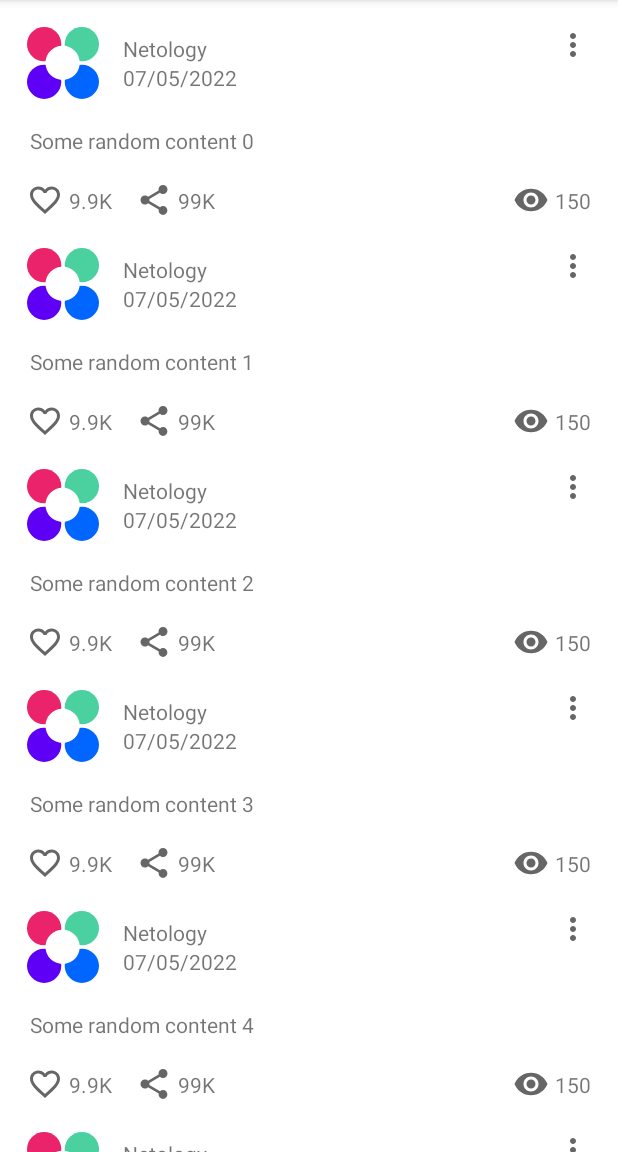
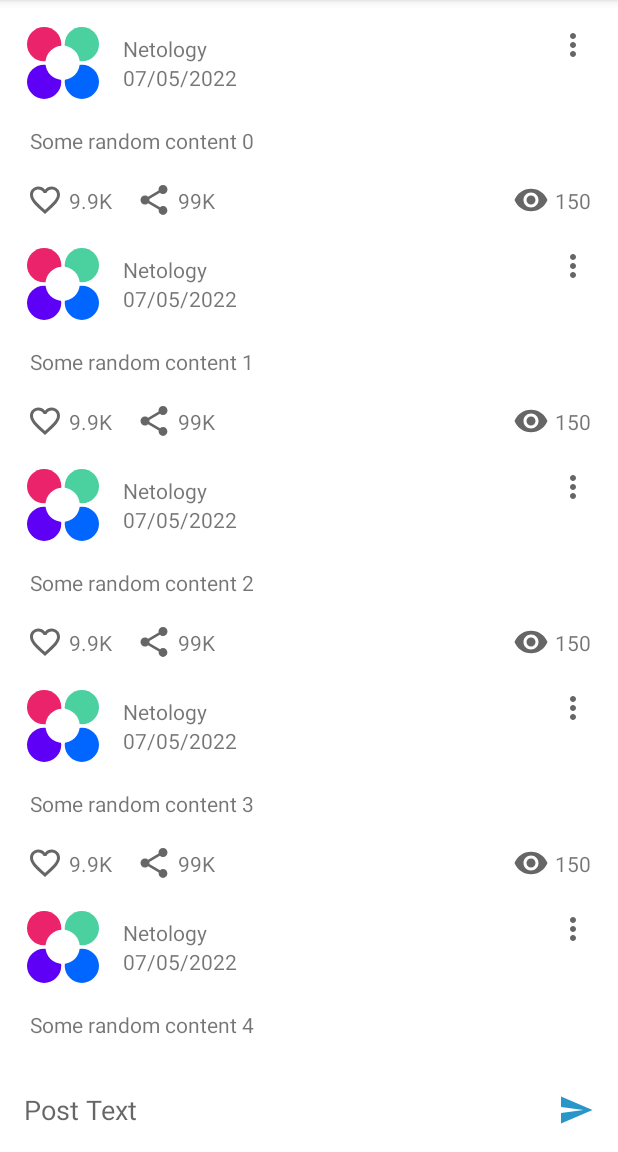
Before and after one commit to fanfars/NMedia, an Android app: the screen it shows after launch (MainActivity), on a phone screen of 412 x 824 dp, the part 84-1236 px from its top. Run offline under Robolectric (Android 15) with nearby library versions, the phone set to English and light mode, and no system bars.

Commit message:
added CRUD

```diff
--- a/app/src/main/java/ru/netology/nmedia/MainActivity.kt
+++ b/app/src/main/java/ru/netology/nmedia/MainActivity.kt
@@ -1,10 +1,13 @@
 package ru.netology.nmedia
 
 import android.os.Bundle
+import android.view.View
 import androidx.activity.viewModels
 import androidx.appcompat.app.AppCompatActivity
-import ru.netology.nmedia.data.impl.PostsAdapter
+import ru.netology.nmedia.adapter.PostsAdapter
 import ru.netology.nmedia.databinding.ActivityMainBinding
+import ru.netology.nmedia.util.hideKeyboard
+import ru.netology.nmedia.util.showKeyboard
 import ru.netology.nmedia.viewModel.PostViewModel
 
 class MainActivity : AppCompatActivity() {
@@ -17,11 +20,42 @@ class MainActivity : AppCompatActivity() {
         val binding = ActivityMainBinding.inflate(layoutInflater)
         setContentView(binding.root)
 
-        val adapter = PostsAdapter({ viewModel.onLikeClicked(it)}, {viewModel.onShareClicked(it)}, {viewModel.onViewClicked(it)})
+        val adapter = PostsAdapter(viewModel)
         binding.postRecyclerView.adapter = adapter
 
         viewModel.data.observe(this) { posts ->
             adapter.submitList(posts)
+
         }
+
+        binding.undoButton.setOnClickListener {
+            viewModel.onUndoClicked()
+        }
+
+        binding.sendContentButton.setOnClickListener {
+            with(binding.contentEditText) {
+                val content = text.toString()
+                viewModel.onSaveButtonClicked(content)
+            }
+        }
+
+        viewModel.currentPost.observe(this) { currentPost ->
+            with(binding) {
+                val content = currentPost?.content
+                contentEditText.setText(content)
+                if (content != null) {
+                    contentEditText.requestFocus()
+                    contentEditText.showKeyboard()
+                    editGroup.visibility = View.VISIBLE
+                } else {
+                    contentEditText.clearFocus()
+                    contentEditText.hideKeyboard()
+                    editGroup.visibility = View.GONE
+                }
+
+            }
+
+        }
+
     }
 }
--- /dev/null
+++ b/app/src/main/java/ru/netology/nmedia/adapter/PostInteractionListener.kt
@@ -0,0 +1,13 @@
+package ru.netology.nmedia.adapter
+
+import ru.netology.nmedia.dto.Post
+
+interface PostInteractionListener {
+
+    fun onLikeClicked(post: Post)
+    fun onShareClicked(post: Post)
+    fun onViewClicked(post: Post)
+    fun onRemoveClicked(post: Post)
+    fun onEditClicked(post: Post)
+    fun onUndoClicked()
+}
--- /dev/null
+++ b/app/src/main/java/ru/netology/nmedia/adapter/PostsAdapter.kt
@@ -0,0 +1,94 @@
+package ru.netology.nmedia.adapter
+
+import android.view.LayoutInflater
+import android.view.ViewGroup
+import android.widget.PopupMenu
+import androidx.annotation.DrawableRes
+import androidx.recyclerview.widget.DiffUtil
+import androidx.recyclerview.widget.ListAdapter
+import androidx.recyclerview.widget.RecyclerView
+import ru.netology.nmedia.R
+import ru.netology.nmedia.databinding.PostBinding
+import ru.netology.nmedia.dto.Post
+import ru.netology.nmedia.dto.countFormat
+
+
+internal class PostsAdapter(
+    private val interactionListener: PostInteractionListener
+) : ListAdapter<Post, PostsAdapter.ViewHolder>(DiffCallback) {
+
+
+    override fun onCreateViewHolder(parent: ViewGroup, viewType: Int): ViewHolder {
+        val inflater = LayoutInflater.from(parent.context)
+        val binding = PostBinding.inflate(inflater, parent, false)
+        return ViewHolder(binding, interactionListener)
+    }
+
+    override fun onBindViewHolder(holder: ViewHolder, position: Int) {
+        holder.bind(getItem(position))
+    }
+
+
+    class ViewHolder(
+        private val binding: PostBinding,
+        listener: PostInteractionListener
+    ) : RecyclerView.ViewHolder(binding.root) {
+
+        private lateinit var post: Post
+
+        private val popupMenu by lazy {
+            PopupMenu(itemView.context, binding.menu).apply {
+                inflate(R.menu.options_post)
+                setOnMenuItemClickListener { menuItem ->
+                    when (menuItem.itemId) {
+                        R.id.remove -> {
+                            listener.onRemoveClicked(post)
+                            true
+                        }
+                        R.id.edit -> {
+                            listener.onEditClicked(post)
+                            true
+                        }
+                        else -> false
+                    }
+                }
+            }
+        }
+
+        init {
+            binding.likesButton.setOnClickListener { listener.onLikeClicked(post) }
+            binding.shareButton.setOnClickListener { listener.onShareClicked(post) }
+            binding.viewsButton.setOnClickListener { listener.onViewClicked(post) }
+        }
+
+        fun bind(post: Post) {
+            this.post = post
+
+            with(binding) {
+                author.text = post.author
+                content.text = post.content
+                published.text = post.published
+                likesCount.text = countFormat(post.likes)
+                sharesCount.text = countFormat(post.shares)
+                viewsCount.text = countFormat(post.views)
+                likesButton.setImageResource(getLikeIconResId(post.likedByMe))
+                menu.setOnClickListener {
+                    popupMenu.show()
+                }
+            }
+        }
+
+        @DrawableRes
+        private fun getLikeIconResId(liked: Boolean) =
+            if (liked) R.drawable.ic_baseline_favorite_24 else R.drawable.ic_baseline_favorite_border_24dp
+    }
+
+    private object DiffCallback : DiffUtil.ItemCallback<Post>() {
+        override fun areItemsTheSame(oldItem: Post, newItem: Post): Boolean =
+            oldItem.id == newItem.id
+
+        override fun areContentsTheSame(oldItem: Post, newItem: Post): Boolean =
+            oldItem == newItem
+    }
+
+}
--- a/app/src/main/java/ru/netology/nmedia/data/impl/InMemoryPostRepository.kt
+++ b/app/src/main/java/ru/netology/nmedia/data/impl/InMemoryPostRepository.kt
@@ -6,11 +6,13 @@ import ru.netology.nmedia.dto.Post
 
 class InMemoryPostRepository : PostRepository {
 
+    private var nextId = GENERATED_POSTS_AMOUNT.toLong()
+
     private val posts
         get() = checkNotNull(data.value) { "Data value should not be null" }
 
     override val data = MutableLiveData(
-        List(100) { index ->
+        List(GENERATED_POSTS_AMOUNT) { index ->
             Post(
                 id = index + 1L,
                 author = "Netology",
@@ -48,5 +50,28 @@ class InMemoryPostRepository : PostRepository {
         }
     }
 
+    override fun delete(postId: Long) {
+        data.value = posts.filterNot { it.id == postId }
+    }
+
+    override fun save(post: Post) {
+        if (post.id == PostRepository.NEW_POST_ID) insert(post) else update(post)
+    }
+
+    private fun update(post: Post) {
+        data.value = posts.map {
+            if (it.id == post.id) post else it
+        }
+    }
+
+    private fun insert(post: Post) {
+        data.value = listOf(
+            post.copy(id = ++nextId)
+        ) + posts
+    }
+
+    private companion object {
+        const val GENERATED_POSTS_AMOUNT = 5
+    }
 
 }
--- a/app/src/main/java/ru/netology/nmedia/data/impl/PostsAdapter.kt
+++ /dev/null
@@ -1,76 +0,0 @@
-package ru.netology.nmedia.data.impl
-
-import android.view.LayoutInflater
-import android.view.ViewGroup
-import androidx.annotation.DrawableRes
-import androidx.recyclerview.widget.DiffUtil
-import androidx.recyclerview.widget.ListAdapter
-import androidx.recyclerview.widget.RecyclerView
-import ru.netology.nmedia.R
-import ru.netology.nmedia.databinding.PostBinding
-import ru.netology.nmedia.dto.Post
-import ru.netology.nmedia.dto.countFormat
-import kotlin.properties.Delegates
-
-typealias OnPostClicked = (Post) -> Unit
-
-internal class PostsAdapter(
-    private val onLikeClicked: OnPostClicked,
-    private val onShareClicked: OnPostClicked,
-    private val onViewClicked: OnPostClicked
-   ) : ListAdapter<Post, PostsAdapter.ViewHolder>(DiffCallback) {
-
-    var posts: List<Post> by Delegates.observable(emptyList()) { _, _, _ ->
-        notifyDataSetChanged()
-    }
-
-    override fun onCreateViewHolder(parent: ViewGroup, viewType: Int): ViewHolder {
-        val inflater = LayoutInflater.from(parent.context)
-        val binding = PostBinding.inflate(inflater, parent, false)
-        return ViewHolder(binding)
-    }
-
-    override fun onBindViewHolder(holder: ViewHolder, position: Int) {
-        holder.bind(getItem(position))
-    }
-
-
-    inner class ViewHolder(
-        private val binding: PostBinding
-
-    ) : RecyclerView.ViewHolder(binding.root) {
-
-        fun bind(post: Post) = with(binding) {
-            author.text = post.author
-            content.text = post.content
-            published.text = post.published
-            likesCount.text = countFormat(post.likes)
-            sharesCount.text = countFormat(post.shares)
-            viewsCount.text = countFormat(post.views)
-            likesButton.setImageResource(getLikeIconResId(post.likedByMe))
-            likesButton.setOnClickListener {
-                onLikeClicked(post)
-            }
-            shareButton.setOnClickListener {
-                onShareClicked(post)
-            }
-            viewsButton.setOnClickListener {
-                onViewClicked(post)
-            }
-
-        }
-
-        @DrawableRes
-        private fun getLikeIconResId(liked: Boolean) =
-            if (liked) R.drawable.ic_baseline_favorite_24 else R.drawable.ic_baseline_favorite_border_24dp
-    }
-
-    private object DiffCallback : DiffUtil.ItemCallback<Post>() {
-        override fun areItemsTheSame(oldItem: Post, newItem: Post): Boolean =
-            oldItem.id == newItem.id
-
-        override fun areContentsTheSame(oldItem: Post, newItem: Post): Boolean =
-            oldItem == newItem
-    }
-
-}
--- /dev/null
+++ b/app/src/main/java/ru/netology/nmedia/util/Views.kt
@@ -0,0 +1,15 @@
+package ru.netology.nmedia.util
+
+import android.content.Context
+import android.view.View
+import android.view.inputmethod.InputMethodManager
+
+internal fun View.hideKeyboard() {
+    val imm = context.getSystemService(Context.INPUT_METHOD_SERVICE) as InputMethodManager
+    imm.hideSoftInputFromWindow(windowToken, /*flags=*/ 0)
+}
+
+internal fun View.showKeyboard() {
+    val imm = context.getSystemService(Context.INPUT_METHOD_SERVICE) as InputMethodManager
+    imm.showSoftInput(this, /*flags=*/ 0)
+}
--- /dev/null
+++ b/app/src/main/res/drawable/ic_baseline_close_24.xml
@@ -0,0 +1,5 @@
+<vector android:height="24dp" android:tint="?attr/colorControlNormal"
+    android:viewportHeight="24" android:viewportWidth="24"
+    android:width="24dp" xmlns:android="http://schemas.android.com/apk/res/android">
+    <path android:fillColor="@android:color/white" android:pathData="M19,6.41L17.59,5 12,10.59 6.41,5 5,6.41 10.59,12 5,17.59 6.41,19 12,13.41 17.59,19 19,17.59 13.41,12z"/>
+</vector>
--- /dev/null
+++ b/app/src/main/res/drawable/ic_baseline_send_24.xml
@@ -0,0 +1,5 @@
+<vector android:autoMirrored="true" android:height="24dp"
+    android:tint="#2896C8" android:viewportHeight="24"
+    android:viewportWidth="24" android:width="24dp" xmlns:android="http://schemas.android.com/apk/res/android">
+    <path android:fillColor="@android:color/white" android:pathData="M2.01,21L23,12 2.01,3 2,10l15,2 -15,2z"/>
+</vector>
--- /dev/null
+++ b/app/src/main/res/drawable/ic_save_48.xml
@@ -0,0 +1,5 @@
+<vector android:height="24dp" android:tint="#999999"
+    android:viewportHeight="24" android:viewportWidth="24"
+    android:width="24dp" xmlns:android="http://schemas.android.com/apk/res/android">
+    <path android:fillColor="@android:color/white" android:pathData="M16.59,7.58L10,14.17l-3.59,-3.58L5,12l5,5 8,-8zM12,2C6.48,2 2,6.48 2,12s4.48,10 10,10 10,-4.48 10,-10S17.52,2 12,2zM12,20c-4.42,0 -8,-3.58 -8,-8s3.58,-8 8,-8 8,3.58 8,8 -3.58,8 -8,8z"/>
+</vector>
--- a/app/src/main/res/layout/activity_main.xml
+++ b/app/src/main/res/layout/activity_main.xml
@@ -1,5 +1,5 @@
 <?xml version="1.0" encoding="utf-8"?>
-<FrameLayout xmlns:android="http://schemas.android.com/apk/res/android"
+<androidx.constraintlayout.widget.ConstraintLayout xmlns:android="http://schemas.android.com/apk/res/android"
     xmlns:app="http://schemas.android.com/apk/res-auto"
     xmlns:tools="http://schemas.android.com/tools"
     android:layout_width="match_parent"
@@ -9,8 +9,65 @@
     <androidx.recyclerview.widget.RecyclerView
         android:id="@+id/postRecyclerView"
         android:layout_width="match_parent"
-        android:layout_height="match_parent"
+        android:layout_height="0dp"
         app:layoutManager="androidx.recyclerview.widget.LinearLayoutManager"
+        app:layout_constraintBottom_toTopOf="@id/toolsTopBarrier"
+        app:layout_constraintTop_toTopOf="parent"
         tools:listitem="@layout/post" />
 
-</FrameLayout>
+    <androidx.constraintlayout.widget.Barrier
+        android:id="@+id/toolsTopBarrier"
+        android:layout_width="wrap_content"
+        android:layout_height="wrap_content"
+        app:barrierDirection="top"
+        app:constraint_referenced_ids="contentEditText,sendContentButton" />
+
+    <ImageButton
+        android:id="@+id/sendContentButton"
+        android:layout_width="wrap_content"
+        android:layout_height="wrap_content"
+        android:layout_marginEnd="@dimen/common_spacing"
+        android:background="@android:color/transparent"
+        android:contentDescription="@string/description_post_save"
+        app:layout_constraintBottom_toBottomOf="parent"
+        app:layout_constraintEnd_toEndOf="parent"
+        app:layout_constraintStart_toEndOf="@id/contentEditText"
+        app:layout_constraintTop_toBottomOf="@+id/toolsTopBarrier"
+        app:srcCompat="@drawable/ic_baseline_send_24" />
+
+
+    <EditText
+        android:id="@+id/contentEditText"
+        android:layout_width="0dp"
+        android:hint="@string/post_text"
+        android:layout_height="wrap_content"
+        android:background="@android:color/transparent"
+        android:importantForAutofill="no"
+        android:inputType="textMultiLine"
+        android:padding="@dimen/common_spacing"
+        app:layout_constraintBottom_toBottomOf="parent"
+        app:layout_constraintEnd_toStartOf="@id/sendContentButton"
+        app:layout_constraintStart_toStartOf="parent"
+        app:layout_constraintTop_toTopOf="@id/toolsTopBarrier" />
+
+    <ImageButton
+        android:id="@+id/undoButton"
+        android:layout_width="wrap_content"
+        android:layout_height="wrap_content"
+        android:layout_marginEnd="@dimen/common_spacing"
+        android:background="@android:color/transparent"
+        android:contentDescription="@string/description_post_edit_cancel"
+        app:constraint_referenced_ids="sendContentButton"
+        app:layout_constraintBottom_toBottomOf="@+id/toolsTopBarrier"
+        app:layout_constraintEnd_toEndOf="parent"
+        app:layout_constraintStart_toEndOf="@+id/contentEditText"
+        app:srcCompat="@drawable/ic_baseline_close_24" />
+
+    <androidx.constraintlayout.widget.Group
+        android:id="@+id/editGroup"
+        android:layout_width="wrap_content"
+        android:layout_height="wrap_content"
+        android:visibility="visible"
+        app:constraint_referenced_ids="undoButton" />
+
+</androidx.constraintlayout.widget.ConstraintLayout>
--- /dev/null
+++ b/app/src/main/res/menu/options_post.xml
@@ -0,0 +1,9 @@
+<?xml version="1.0" encoding="utf-8"?>
+<menu xmlns:android="http://schemas.android.com/apk/res/android">
+    <item
+        android:id="@+id/remove"
+        android:title="@string/remove" />
+    <item
+        android:id="@+id/edit"
+        android:title="@string/menu_edit" />
+</menu>
--- a/app/src/main/res/values/strings.xml
+++ b/app/src/main/res/values/strings.xml
@@ -5,8 +5,15 @@
     <string name="id">1</string>
     <string name="author">Нетология. Университет интернет-профессий будущего</string>
     <string name="published">21 мая в 18:36</string>
+    <string name="demo">Привет, это новая Нетология! Когда-то Нетология начиналась с интенсивов по онлайн-маркетингу.</string>
     <string name="content">Привет, это новая Нетология! Когда-то Нетология начиналась с интенсивов по онлайн-маркетингу. Затем появились курсы по дизайну, разработке, аналитике и управлению. Мы растём сами и помогаем расти студентам: от новичков до уверенных профессионалов. Но самое важное остаётся с нами: мы верим, что в каждом уже есть сила, которая заставляет хотеть больше, целиться выше, бежать быстрее. Наша миссия — помочь встать на путь роста и начать цепочку перемен → http://netolo.gy/fyb</string>
     <string name="likesCount">9999</string>
     <string name="sharesCount">999</string>
     <string name="viewsCount">99</string>
+    <string name="remove">Remove</string>
+    <string name="post_text">Post Text</string>
+    <string name="menu_edit">Edit</string>
+    <string name="description_post_like">Like</string>
+    <string name="description_post_save">Save</string>
+    <string name="description_post_edit_cancel">Cancel</string>
 </resources>
```
Also changed, not shown: app/src/main/java/ru/netology/nmedia/data/PostRepository.kt (+7 -0 lines), app/src/main/java/ru/netology/nmedia/viewModel/PostViewModel.kt (+35 -4 lines), 1 other file.
